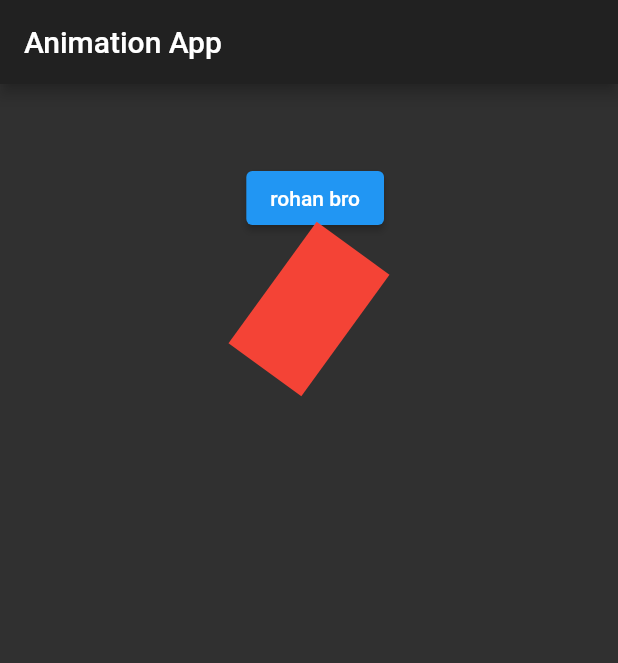
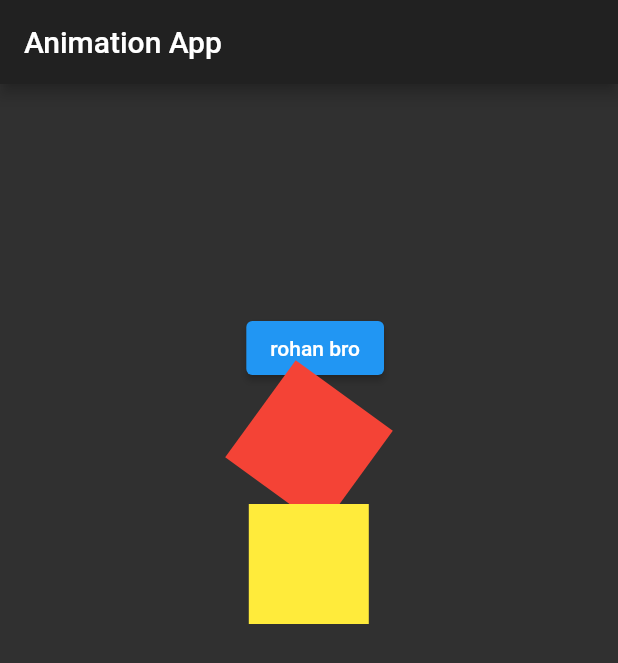
Before and after one commit to RohanUttamVeer/flutter-Animations, a Flutter app: the screen it shows after launch, on a phone screen of 412 x 824 dp. Shown: the top 663 px of the screen. Run offline on Flutter 3.47's test engine with Material 2 defaults, Android fonts, the phone set to English and light mode, and no system bars.

Commit message:
slide animation

```diff
--- a/lib/animation_widget/animation_1.dart
+++ b/lib/animation_widget/animation_1.dart
@@ -35,7 +35,7 @@ class _Myanimation extends State<Myanimation>
           animation: animation,
           child: Container(
             color: Colors.red,
-            width: 60, height: 100),
+            width: 80, height: 80),
           builder: (context, child) => Transform.rotate(
             angle: animation.value,
             child: child,
--- /dev/null
+++ b/lib/animation_widget/slide_animation.dart
@@ -0,0 +1,75 @@
+import 'package:flutter/material.dart';
+
+class SlideAnimation extends StatefulWidget {
+  @override
+  _SlideAnimation createState() => _SlideAnimation();
+}
+
+class _SlideAnimation extends State<SlideAnimation>
+    with SingleTickerProviderStateMixin {
+  AnimationController controller;
+  Animation<double> animation;
+
+  @override
+  void initState() {
+    super.initState();
+
+    controller = AnimationController(
+      duration: Duration(seconds: 8),
+      vsync: this,
+    );
+
+    startAnimation();
+  }
+
+  void startAnimation() {
+    final isFirst = animation == null || animation.value == 1;
+
+    final curvedAnimation = CurvedAnimation(
+      parent: controller,
+      curve: Curves.fastOutSlowIn,
+    );
+
+    if (isFirst) {
+      animation = Tween<double>(begin: -1, end: 0).animate(curvedAnimation)
+        ..addStatusListener(listenAnimation);
+    } else {
+      animation = Tween<double>(begin: 0, end: 1).animate(curvedAnimation)
+        ..addStatusListener(listenAnimation);
+    }
+
+    controller.reset();
+    controller.forward();
+  }
+
+  void listenAnimation(AnimationStatus status) {
+    if (status == AnimationStatus.completed) {
+      animation.removeStatusListener(listenAnimation);
+      startAnimation();
+    }
+  }
+
+  @override
+  void dispose() {
+    controller.dispose();
+
+    super.dispose();
+  }
+
+  @override
+  Widget build(BuildContext context) => Center(
+        child: AnimatedBuilder(
+          animation: animation,
+          child: Container(color: Colors.yellow, width: 80, height: 80),
+          builder: (context, child) {
+            final width = MediaQuery.of(context).size.width;
+            final x = animation.value * width;
+
+            return Transform(
+              transform: Matrix4.translationValues(x, 0, 0),
+              child: child,
+            );
+          },
+        ),
+      );
+}
--- a/lib/main.dart
+++ b/lib/main.dart
@@ -1,5 +1,6 @@
 import 'package:flutter/material.dart';
 import 'animation_widget/animation_1.dart';
+import 'animation_widget/slide_animation.dart';
 //navigation created
 void main() => runApp(const MyApp());
 
@@ -40,7 +41,7 @@ class _MyStatefulWidgetState extends State<MyStatefulWidget> {
   Widget build(BuildContext context) {
     return MaterialApp(
         theme: ThemeData.dark(),
-        title: 'Animation Demo',
+        title: 'Animation App',
         themeMode: ThemeMode.dark,
         home: Scaffold(
           body: Column(
@@ -51,9 +52,9 @@ class _MyStatefulWidgetState extends State<MyStatefulWidget> {
               //       selected = !selected;
               //     });
               //   },
-              Container(
+              Container (
                 width: 100,
-                height: 100,
+                height: 200,
                 child: AnimatedAlign(
                   // #1 Animation Align
                   alignment:
@@ -74,8 +75,10 @@ class _MyStatefulWidgetState extends State<MyStatefulWidget> {
                 ),
               ),
               Myanimation(),
+              SlideAnimation(),
             ],
           ),
-        ));
+        )
+        );
   }
 }
```
